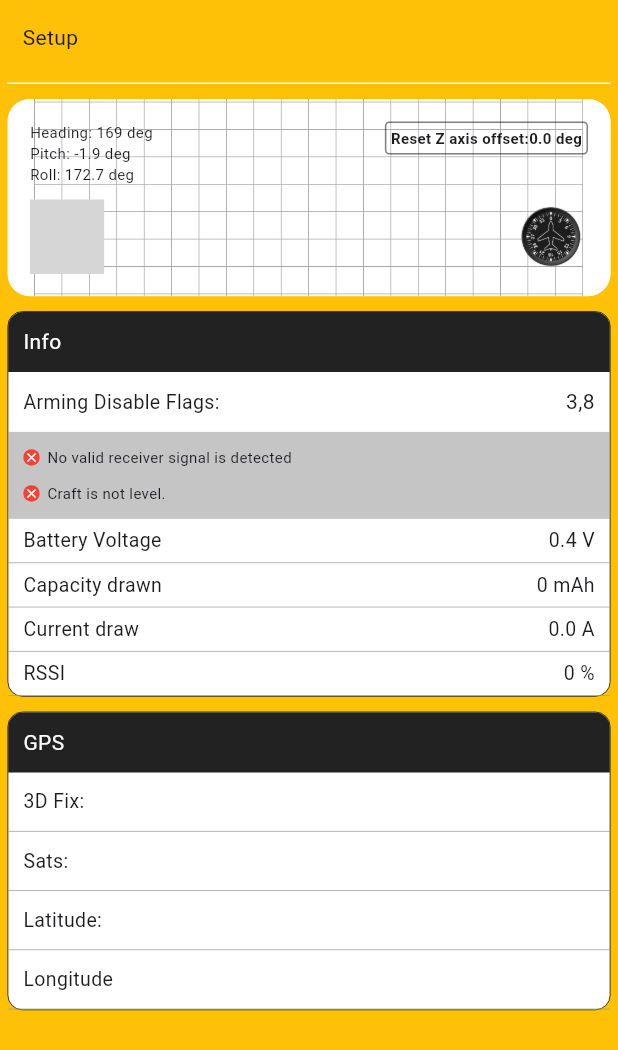
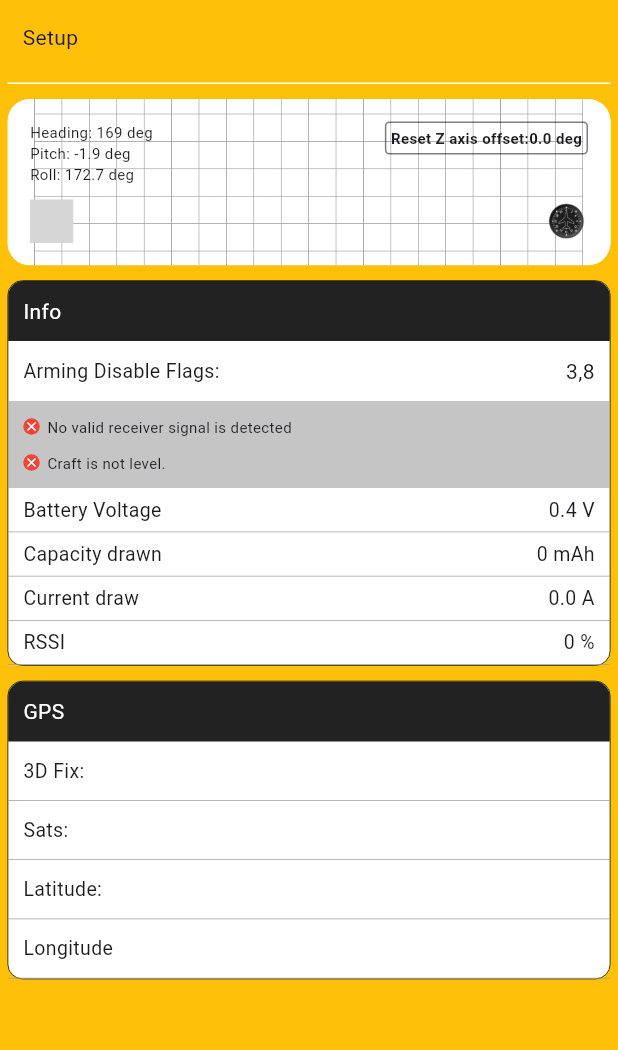
Before and after one commit to YusrilD/web_portofolio, a Flutter app: the Setup screen opened directly, on a phone screen of 412 x 824 dp. Shown: the top 1050 px of the screen. Run offline on Flutter 3.47's test engine with Material 3 defaults, Android fonts, the phone set to English and light mode, and no system bars; our stand-ins replace get, google_fonts; missing offline and left inert: dart:html, device_frame, model_viewer_plus; grey boxes are pictures that could not be loaded.

Commit message:
fix size assets in speedy bee setup

```diff
--- a/lib/dashboard/apps/speedybee/sub_pages/setup.dart
+++ b/lib/dashboard/apps/speedybee/sub_pages/setup.dart
@@ -3,6 +3,8 @@ import 'package:flutter/material.dart';
 import 'package:get/get.dart';
 import 'package:google_fonts/google_fonts.dart';
 import 'package:model_viewer_plus/model_viewer_plus.dart';
+import 'package:web_portofolio/dashboard/dashboard_mobile.dart';
+import 'package:web_portofolio/source/spacer_extension.dart';
 
 class Setup extends StatefulWidget {
   @override
@@ -98,16 +100,17 @@ class _SetupState extends State<Setup> {
                       mainAxisAlignment: MainAxisAlignment.spaceBetween,
                       children: [
                         SizedBox(
-                          width: Get.width * 0.12,
-                          height: Get.width * 0.12,
+                          width: Get.width * 0.07,
+                          height: Get.width * 0.07,
                           child: const ModelViewer(
-                            src: "https://yusrildewantara.tech/assets/assets/fpv.glb",
+                            src: 'assets/images/fpv.glb'
+                            // "https://yusrildewantara.tech/assets/assets/fpv.glb",
                           ),
                         ),
                         Image.asset(
                           "assets/images/heading_indicator.png",
-                          width: Get.width * 0.12,
-                          height: Get.width * 0.12,
+                          width: Get.width * 0.07,
+                          height: Get.width * 0.07,
                         ),
                       ],
                     ),
@@ -449,6 +452,7 @@ class _SetupState extends State<Setup> {
                 ],
               ),
             ),
+            32.0.spaceY,
           ],
         ),
       ),
--- a/lib/dashboard/dashboard_web.dart
+++ b/lib/dashboard/dashboard_web.dart
@@ -41,14 +41,18 @@ class DashboardWeb extends StatelessWidget {
                     mainAxisAlignment: MainAxisAlignment.center,
                     children: [
                       Row(
+                        mainAxisAlignment: MainAxisAlignment.start,
                         children: [
                           avatar(100),
                           16.0.spaceX,
                           Expanded(
+                            child: Align(
+                              alignment: Alignment.centerLeft,
                               child: FittedBox(
                                 fit: BoxFit.scaleDown,
                                 child: Text(
                                   "Hi, I am Yusril Dewantara",
+                                  textAlign: TextAlign.start,
                                   style: GoogleFonts.poppins(
                                     fontSize: 50,
                                     fontWeight: FontWeight.w700,
@@ -56,8 +60,10 @@ class DashboardWeb extends StatelessWidget {
                                 ),
                               ),
                             ),
+                          ),
                         ],
                       ),
+                      32.0.spaceY,
                       Text(
                         longGreeting,
                         style: GoogleFonts.lato(),
--- a/lib/source/config.dart
+++ b/lib/source/config.dart
@@ -1,4 +1,4 @@
 const String longGreeting =
-    "Hi everyone! I am a Flutter application developer. Check out my portfolio below. I can help create applications, documentation, UI/UX design, and manual testing. Let's make your dream application a reality!";
+    "Hi everyone! I'm a Flutter app developer passionate about creating beautiful and functional applications. Check out my ready-to-try app portfolio on the right and feel free to download my resume below. Whether you need a mobile or web app, UI/UX design, documentation, or just someone to brainstorm ideas with — I’m here to help. Let’s bring your vision to life! ";
 const String shortGreeting =
     "Hi everyone! I am a Flutter application developer. Check out my portfolio below. I can help create applications, documentation, UI/UX design, and manual testing. Let's make your dream application a reality!";
```
Lines whose indentation alone changed are shown as unchanged.
